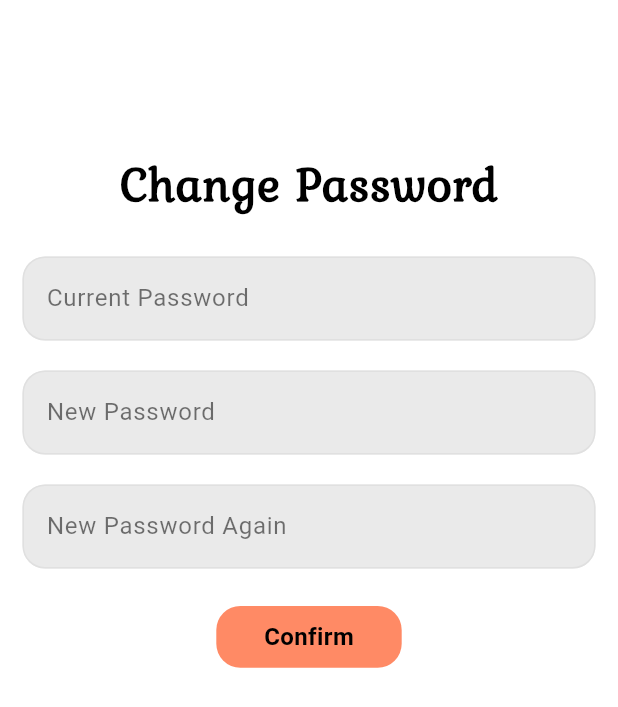
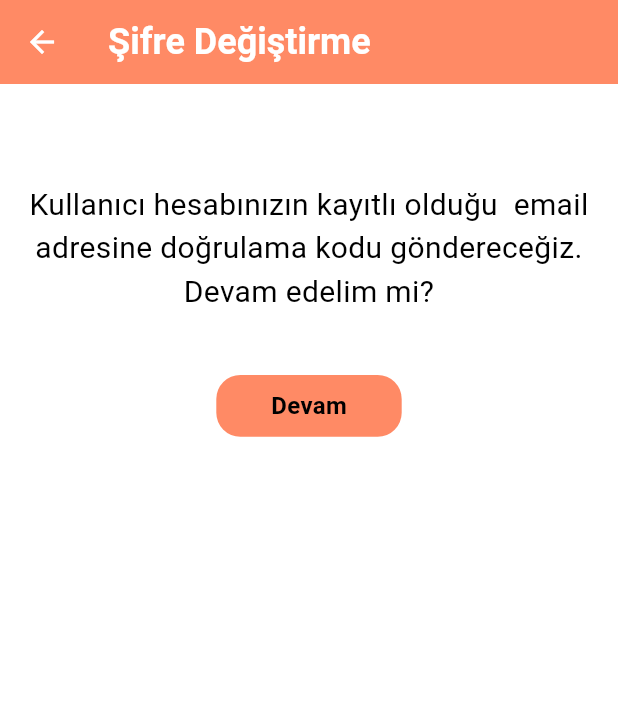
Before and after one commit to emrecura11/bookcycle, a Flutter app: the ChangePassword screen opened directly, on a phone screen of 412 x 824 dp. Shown: the top 707 px of the screen. Run offline on Flutter 3.47's test engine with Material 3 defaults, Android fonts, the phone set to English and light mode, and no system bars; our stand-ins replace animate_do, csc_picker, email_validator, flutter_image_compress, image_cropper, image_picker and 1 more; missing offline and left inert: signalr_core; accounts and stored records are empty.

Commit message:
Forgot and Change Passwords are finished

```diff
--- a/lib/pages/change_password_page.dart
+++ b/lib/pages/change_password_page.dart
@@ -1,86 +1,135 @@
+import 'dart:convert';
+import 'package:bookcycle/pages/verification_Change.dart';
+import 'package:http/http.dart' as http;
+import 'package:flutter/material.dart';
+import 'package:shared_preferences/shared_preferences.dart';
+import '../widgets/basic_button.dart';
+import '../widgets/basic_textfield.dart';
 
 
-import 'package:flutter/material.dart';
+class ChangePassword extends StatefulWidget {
+  ChangePassword({super.key});
 
-import '../widgets/basic_button.dart';
-import '../widgets/basic_textfield.dart';
-import '../widgets/bottomnavbar.dart';
-import 'home_page.dart';
+  @override
+  _ChangePasswordState createState() => _ChangePasswordState();
+}
 
-class ChangePassword extends StatelessWidget{
-  ChangePassword({super.key});
-  final currentPasswordController=TextEditingController();
-  final newPasswordController=TextEditingController();
-  final newPasswordController2=TextEditingController();
+class _ChangePasswordState extends State<ChangePassword> {
+  final currentPasswordController = TextEditingController();
+  final newPasswordController = TextEditingController();
+  final newPasswordController2 = TextEditingController();
+  String? email;
+
+  @override
+  void initState() {
+    super.initState();
+    _loadEmail();
+  }
+
+  Future<void> _loadEmail() async {
+    SharedPreferences prefs = await SharedPreferences.getInstance();
+    setState(() {
+      email = prefs.getString('email');
+    });
+  }
+
+  Future<void> sendResetPasswordRequest(BuildContext context) async {
+    final url = Uri.parse('https://bookcycle.azurewebsites.net/api/Account/forgot-password');
+
+    try {
+      final response = await http.post(
+        url,
+        headers: {'Content-Type': 'application/json', 'origin': 'https://bookcycle.azurewebsites.net'},
+        body: jsonEncode({'email': email}),
+      );
+
+      if (response.statusCode == 200) {
+        Navigator.push(
+          context,
+          MaterialPageRoute(
+            builder: (context) => VerificationChange(email: email!),
+          ),
+        );
+      } else {
+        // Sunucu hata mesajı döndürdü, kullanıcıya uyarı göster
+        ScaffoldMessenger.of(context).showSnackBar(
+          SnackBar(
+            content: Text("Şifre sıfırlama isteği başarısız oldu. Lütfen tekrar deneyin."),
+            backgroundColor: Colors.red,
+          ),
+        );
+        print("Failed to send password reset email. Status code: ${response.statusCode}");
+        print("Error response body: ${response.body}");
+      }
+    } catch (e) {
+      // HTTP isteği sırasında bir hata oluştu, kullanıcıya uyarı göster
+      ScaffoldMessenger.of(context).showSnackBar(
+        SnackBar(
+          content: Text("Bir hata oluştu. Lütfen internet bağlantınızı kontrol edin ve tekrar deneyin."),
+          backgroundColor: Colors.red,
+        ),
+      );
+      print("An error occurred while sending password reset email: $e");
+    }
+  }
 
   @override
   Widget build(BuildContext context) {
     return Scaffold(
+      appBar: AppBar(
+        backgroundColor: Colors.deepOrange.shade300,
+        elevation: 0,
+        leading: IconButton(
+          icon: Icon(Icons.arrow_back, color: Colors.white),
+          onPressed: () => Navigator.of(context).pop(),
+        ),
+        title: const Text(
+          "Şifre Değiştirme",
+          style: TextStyle(
+            color: Colors.white,
+            fontWeight: FontWeight.bold,
+            fontSize: 24,
+          ),
+        ),
+      ),
       backgroundColor: Colors.white,
       body: SafeArea(
         child: SingleChildScrollView(
           child: Center(
             child: Column(
               children: [
-
-                const SizedBox(
-                  height: 100,
-                ),
-                const Text(
-                  "Change Password",
-                  style: TextStyle(
-                    fontFamily: 'Kurale',
-                    color: Colors.black,
-                    fontWeight: FontWeight.bold,
-                    fontSize: 32,
+                const SizedBox(height: 50),
+                if (email != null)
+                  Padding(
+                    padding: const EdgeInsets.all(16.0),
+                    child: Text(
+                      "Kullanıcı hesabınızın kayıtlı olduğu ${_obfuscateEmail(email!)} email adresine doğrulama kodu göndereceğiz. Devam edelim mi?",
+                      style: TextStyle(
+                        fontSize: 20,
+                        color: Colors.black,
+                      ),
+                      textAlign: TextAlign.center,
+                    ),
                   ),
-
-                ),
-                const SizedBox(
-                  height: 25,
-                ),
-                BasicTextfield(
-                  controller: currentPasswordController,
-                  hintText: 'Current Password',
-                  obscureText: true,
-                ),
-                const SizedBox(height: 20),
-                //password textfiled
-                BasicTextfield(
-                  controller: newPasswordController,
-                  hintText: 'New Password',
-                  obscureText: true,
-                ),
-                const SizedBox(height: 20),
-                BasicTextfield(
-                  controller: newPasswordController2,
-                  hintText: 'New Password Again',
-                  obscureText: true,
-                ),
-
                 const SizedBox(height: 25),
-                //sign in button
                 BasicButton(
                   onTap: () {
-                    if(newPasswordController.text == newPasswordController2.text&&newPasswordController.text.isNotEmpty){
-                      showSnackBar(context, "Password change successfully");
-                    }
-                    else{
-                      showSnackBar(context, "New passwords do not match or old password is incorrect");
+                    if (email != null) {
+                      sendResetPasswordRequest(context);
+                    } else {
+                      showSnackBar(context, "Email address not found.");
                     }
                   },
-                  buttonText: "Confirm",
+                  buttonText: "Devam",
                 ),
-
-
               ],
             ),
           ),
         ),
       ),
     );
+  }
 
-  }
   void showSnackBar(BuildContext context, String message) {
     ScaffoldMessenger.of(context).showSnackBar(
       SnackBar(
@@ -88,4 +137,13 @@ class ChangePassword extends StatelessWidget{
       ),
     );
   }
+
+  String _obfuscateEmail(String email) {
+    int atIndex = email.indexOf('@');
+    if (atIndex > 1) {
+      String obfuscated = email[0] + "****" + email.substring(atIndex - 1);
+      return obfuscated;
+    }
+    return email;
+  }
 }
```
Also changed, not shown: lib/pages/forgot_Password.dart (+23 -17 lines), lib/pages/verification_Change.dart (added, +168 -0 lines).
